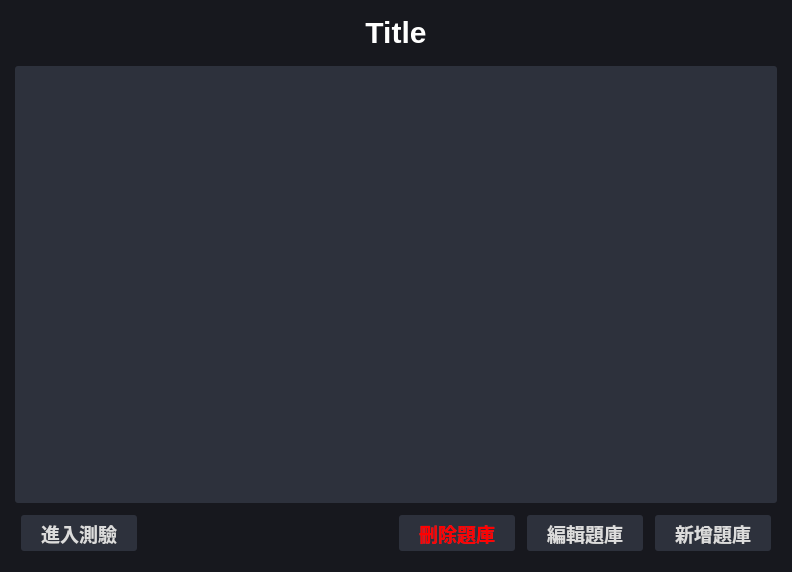
zombie5454/intro-to-oop-py-final, file UI/QtUI.ui: the form before one commit.
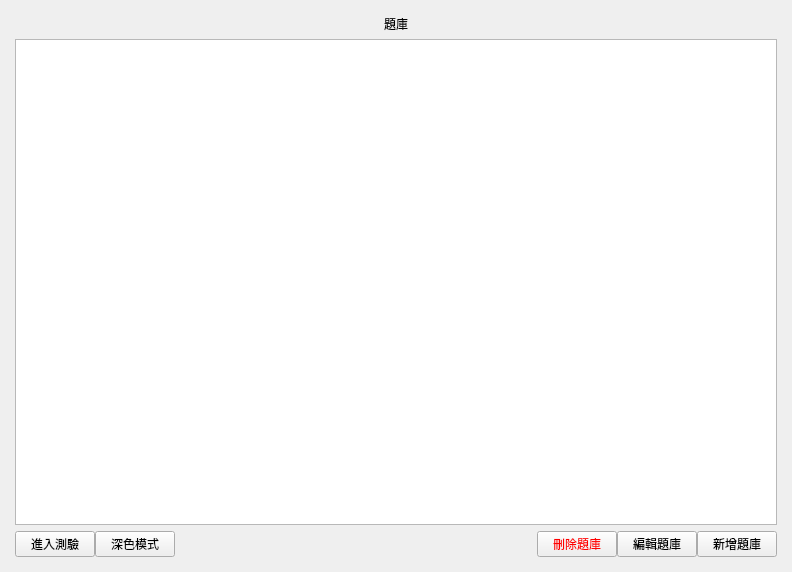
The form after the commit. The open tabs and pages were chosen to show the change.

```diff
--- a/UI/QtUI.ui
+++ b/UI/QtUI.ui
@@ -14,91 +14,7 @@
    <string>Widget</string>
   </property>
   <property name="styleSheet">
-   <string notr="true">* {
-	color: white;
-	background: transparent;
-	font-size: 14pt;
-	opacity: 0.1;
-}
-#appTitle {
-	font-size: 30px;
-	margin-bottom: 10px;
-	font-weight: bold;
-}
-#Widget {
-	background: qlineargradient(spread:pad, x1:0, y1:1, x2:1, y2:0, stop:0 rgba(0, 0, 0, 255), stop:1 rgba(255, 255, 255, 255));
-	background: #17181e;
-}
-QPushButton {
-	color: gainsboro;
-	position: relative;
-	height: 36px;
-	padding: 0 20px;
-	margin: 6px;
-	font-weight: 500;
-	text-transform: uppercase;
-	letter-spacing: 0.15em;
-	border: none;
-	background: #2d313c;
-	border-radius: 3px;
-}
-QPushButton::hover {
-	background: #535865;
-}
-QPushButton:disabled {
-	color: #8a8d9f;
-	background: #1d2029;
-}
-QListWidget {
-	background: #2d313c;
-	border-radius: 3px;
-}
-QListWidget::item {
-	letter-spacing: normal;
-	min-height: 48px;
-	outline: none;
-	position: relative;
-}
-QListWidget::item::hover {
-	background: #3a3e49;
-}
-QListWidget::item:selected {
-	background: #535865;
-}
-QPlainTextEdit {
-	background: #2d313c;
-	border-radius: 3px;
-	padding: 10px;
-	line-height: 40px;
-}
-QLineEdit {
-	background: #2d313c;
-	height: 36px;
-	border: 0;
-	border-radius: 3px;
-	padding-left: 5px;
-}
-QComboBox {
-	background: #2d313c;
-	color: white;
-	height: 36px;
-	border: 0;
-	border-radius: 3px;
-}
-QSpinBox {
-	background: #2d313c;
-	color: white;
-	height: 36px;
-	border: 0;
-	border-radius: 3px;
-	padding-left: 5px;
-}
-QRadioButton {
-	min-height: 32px;
-}
-QMessageBox {
-	background-color: #17181e;
-}</string>
+   <string notr="true"/>
   </property>
   <layout class="QVBoxLayout" name="verticalLayout">
    <property name="leftMargin">
@@ -125,7 +41,7 @@
          <item>
           <widget class="QLabel" name="appTitle">
            <property name="text">
-            <string>Title</string>
+            <string>題庫</string>
            </property>
            <property name="alignment">
             <set>Qt::AlignCenter</set>
@@ -160,6 +76,16 @@
              </property>
             </widget>
            </item>
+           <item>
+            <widget class="QPushButton" name="toggleModeButton">
+             <property name="cursor">
+              <cursorShape>PointingHandCursor</cursorShape>
+             </property>
+             <property name="text">
+              <string>深色模式</string>
+             </property>
+            </widget>
+           </item>
            <item>
             <spacer name="horizontalSpacer">
              <property name="orientation">
```
Left out of the diff: 2 changed lines with no effect on the pictures.
